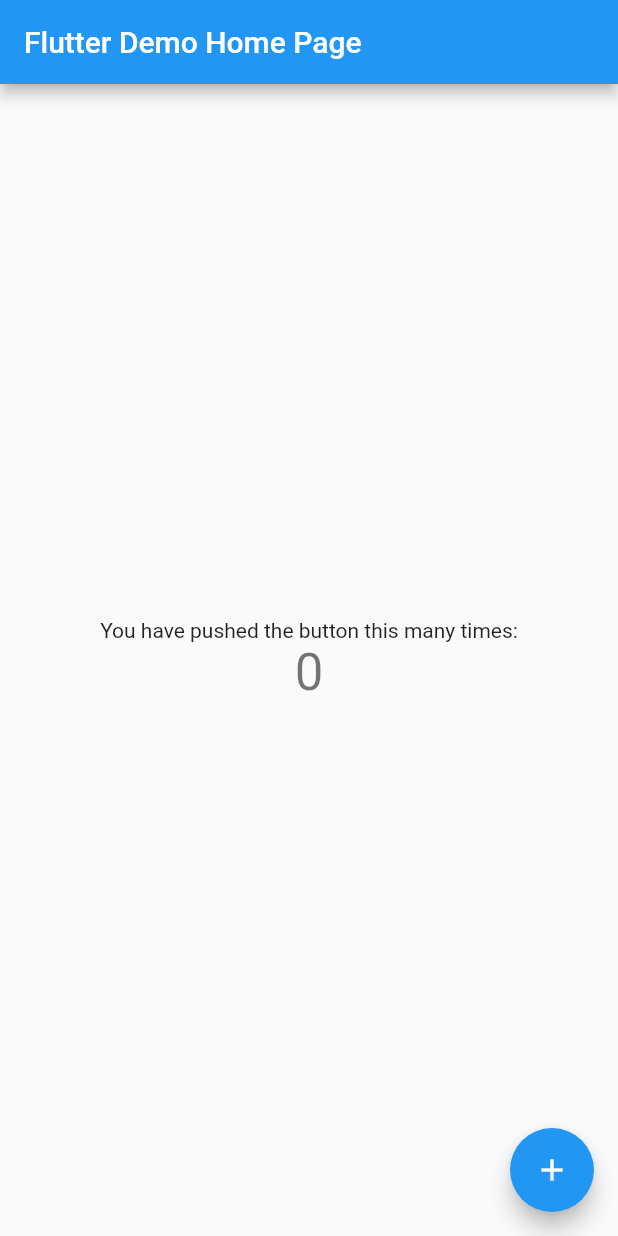
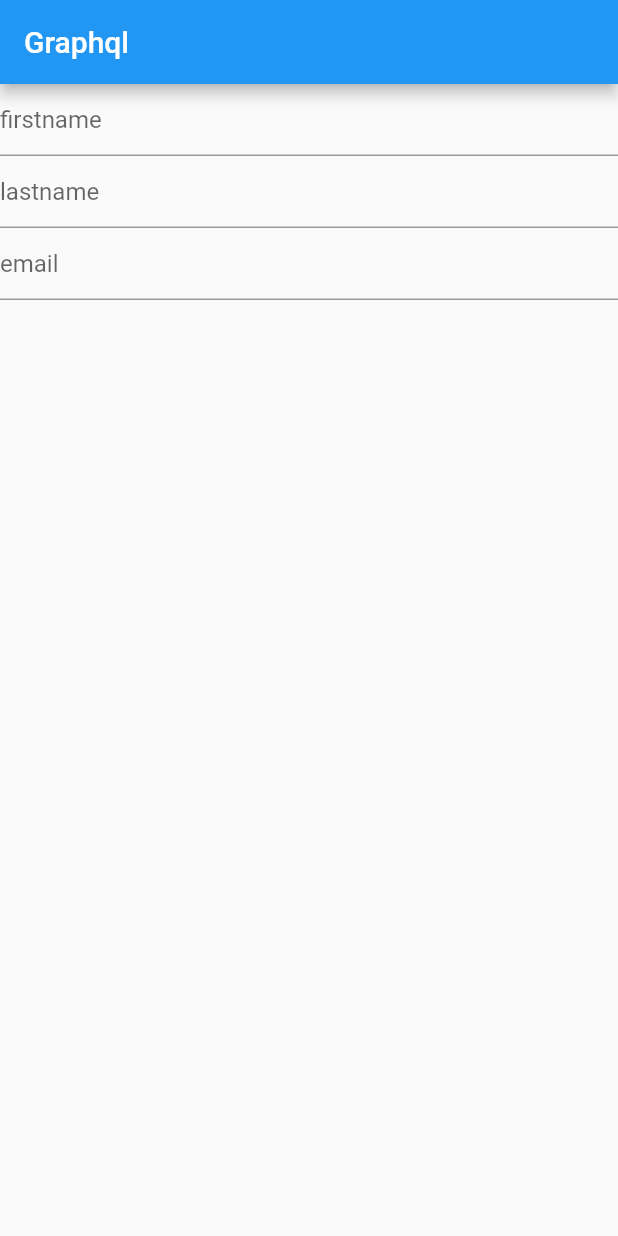
Before and after one commit to habertrogena/flutter-graphql-mutation, a Flutter app: the screen it shows after launch, on a phone screen of 412 x 824 dp. Run offline on Flutter 3.47's test engine with Material 2 defaults, Android fonts, the phone set to English and light mode, and no system bars; our stand-ins replace graphql_flutter.

Commit message:
added mutation string and api endpoint

```diff
--- a/lib/main.dart
+++ b/lib/main.dart
@@ -1,115 +1,76 @@
 import 'package:flutter/material.dart';
+import 'package:graphql_flutter/graphql_flutter.dart';
 
 void main() {
-  runApp(const MyApp());
+  runApp(
+    const MaterialApp(
+      home: MyApp(),
+      title: 'gql app',
+    ),
+  );
 }
 
 class MyApp extends StatelessWidget {
   const MyApp({super.key});
 
-  // This widget is the root of your application.
   @override
   Widget build(BuildContext context) {
-    return MaterialApp(
-      title: 'Flutter Demo',
-      theme: ThemeData(
-        // This is the theme of your application.
-        //
-        // Try running your application with "flutter run". You'll see the
-        // application has a blue toolbar. Then, without quitting the app, try
-        // changing the primarySwatch below to Colors.green and then invoke
-        // "hot reload" (press "r" in the console where you ran "flutter run",
-        // or simply save your changes to "hot reload" in a Flutter IDE).
-        // Notice that the counter didn't reset back to zero; the application
-        // is not restarted.
-        primarySwatch: Colors.blue,
+    final HttpLink httpLink = HttpLink('http://localhost:1995/graphql');
+    final ValueNotifier<GraphQLClient> client = ValueNotifier<GraphQLClient>(
+      GraphQLClient(
+        link: httpLink,
+        cache: GraphQLCache(
+          store: InMemoryStore(),
+        ),
       ),
-      home: const MyHomePage(title: 'Flutter Demo Home Page'),
+    );
+    return GraphQLProvider(
+      client: client,
+      child: HomePage(),
     );
   }
 }
 
-class MyHomePage extends StatefulWidget {
-  const MyHomePage({super.key, required this.title});
-
-  // This widget is the home page of your application. It is stateful, meaning
-  // that it has a State object (defined below) that contains fields that affect
-  // how it looks.
-
-  // This class is the configuration for the state. It holds the values (in this
-  // case the title) provided by the parent (in this case the App widget) and
-  // used by the build method of the State. Fields in a Widget subclass are
-  // always marked "final".
-
-  final String title;
-
+// ignore: must_be_immutable
+class HomePage extends StatefulWidget {
   @override
-  State<MyHomePage> createState() => _MyHomePageState();
+  State<HomePage> createState() => _HomePageState();
 }
 
-class _MyHomePageState extends State<MyHomePage> {
-  int _counter = 0;
-
-  void _incrementCounter() {
-    setState(() {
-      // This call to setState tells the Flutter framework that something has
-      // changed in this State, which causes it to rerun the build method below
-      // so that the display can reflect the updated values. If we changed
-      // _counter without calling setState(), then the build method would not be
-      // called again, and so nothing would appear to happen.
-      _counter++;
-    });
+class _HomePageState extends State<HomePage> {
+  String createUser = '''
+  mutation createUser(\$firstName: String!, \$lastName: String!, \$email: String!, \$password: String!) {
+    create_user(objects: [{firstName: \$firstName, lastName: \$lastName, email: \$email, password: \$password}]) {
+      affected_rows
+    }
   }
+''';
 
   @override
   Widget build(BuildContext context) {
-    // This method is rerun every time setState is called, for instance as done
-    // by the _incrementCounter method above.
-    //
-    // The Flutter framework has been optimized to make rerunning build methods
-    // fast, so that you can just rebuild anything that needs updating rather
-    // than having to individually change instances of widgets.
     return Scaffold(
       appBar: AppBar(
-        // Here we take the value from the MyHomePage object that was created by
-        // the App.build method, and use it to set our appbar title.
-        title: Text(widget.title),
+        title: const Text('Graphql'),
       ),
-      body: Center(
-        // Center is a layout widget. It takes a single child and positions it
-        // in the middle of the parent.
-        child: Column(
-          // Column is also a layout widget. It takes a list of children and
-          // arranges them vertically. By default, it sizes itself to fit its
-          // children horizontally, and tries to be as tall as its parent.
-          //
-          // Invoke "debug painting" (press "p" in the console, choose the
-          // "Toggle Debug Paint" action from the Flutter Inspector in Android
-          // Studio, or the "Toggle Debug Paint" command in Visual Studio Code)
-          // to see the wireframe for each widget.
-          //
-          // Column has various properties to control how it sizes itself and
-          // how it positions its children. Here we use mainAxisAlignment to
-          // center the children vertically; the main axis here is the vertical
-          // axis because Columns are vertical (the cross axis would be
-          // horizontal).
-          mainAxisAlignment: MainAxisAlignment.center,
-          children: <Widget>[
-            const Text(
-              'You have pushed the button this many times:',
-            ),
-            Text(
-              '$_counter',
-              style: Theme.of(context).textTheme.headlineMedium,
-            ),
-          ],
-        ),
-      ),
-      floatingActionButton: FloatingActionButton(
-        onPressed: _incrementCounter,
-        tooltip: 'Increment',
-        child: const Icon(Icons.add),
-      ), // This trailing comma makes auto-formatting nicer for build methods.
+      body: Mutation(
+          options: MutationOptions(
+            document: gql(createUser),
+          ),
+          builder: (RunMutation runMutation, QueryResult) {
+            return Column(
+              children: const [
+                TextField(
+                  decoration: InputDecoration(hintText: 'firstname'),
+                ),
+                TextField(
+                  decoration: InputDecoration(hintText: 'lastname'),
+                ),
+                TextField(
+                  decoration: InputDecoration(hintText: 'email'),
+                ),
+              ],
+            );
+          }),
     );
   }
 }
--- a/pubspec.yaml
+++ b/pubspec.yaml
@@ -35,6 +35,7 @@
   # The following adds the Cupertino Icons font to your application.
   # Use with the CupertinoIcons class for iOS style icons.
   cupertino_icons: ^1.0.2
+  graphql_flutter: ^5.1.2
 
 dev_dependencies:
   flutter_test:
```
Also changed, not shown: lib/schema.dart (added), pubspec.lock, 3 other files.
